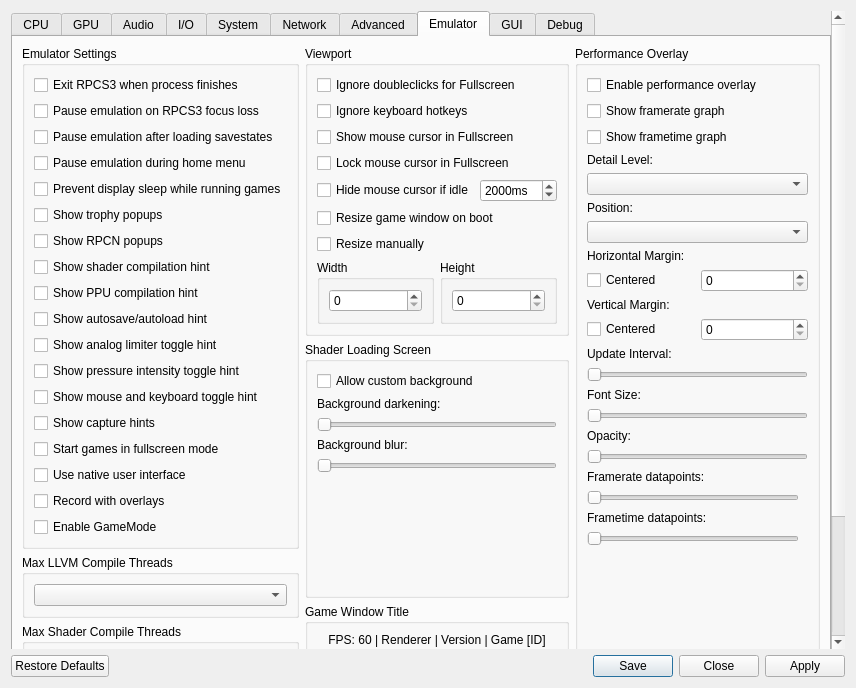
Qt form rpcs3/rpcs3qt/settings_dialog.ui (RPCS3/rpcs3) before a commit.
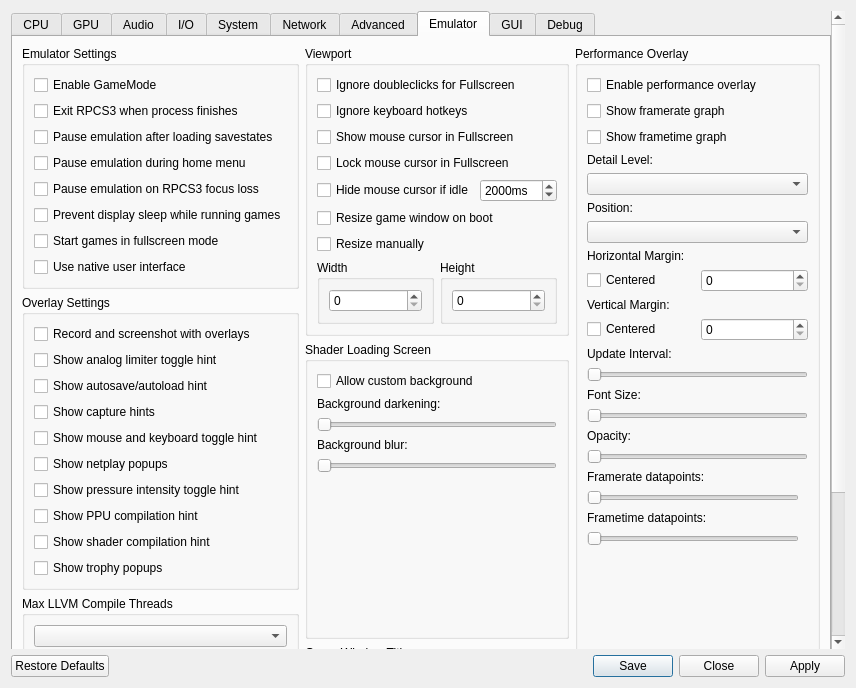
The same form after that commit. The open tabs and pages were chosen to show the change. Icons and pictures are not drawn.

Commit message: ui: Split overlay settings, A-Z order emulator tab settings

```diff
--- a/rpcs3/rpcs3qt/settings_dialog.ui
+++ b/rpcs3/rpcs3qt/settings_dialog.ui
@@ -2921,6 +2921,13 @@
                <string>Emulator Settings</string>
               </property>
               <layout class="QVBoxLayout" name="gb_emu_settings_layout">
+               <item>
+                <widget class="QCheckBox" name="enableGamemode">
+                 <property name="text">
+                  <string>Enable GameMode</string>
+                 </property>
+                </widget>
+               </item>
                <item>
                 <widget class="QCheckBox" name="exitOnStop">
                  <property name="text">
@@ -2928,13 +2935,6 @@
                  </property>
                 </widget>
                </item>
-               <item>
-                <widget class="QCheckBox" name="pauseOnFocusLoss">
-                 <property name="text">
-                  <string>Pause emulation on RPCS3 focus loss</string>
-                 </property>
-                </widget>
-               </item>
                <item>
                 <widget class="QCheckBox" name="pausedSavestates">
                  <property name="text">
@@ -2949,6 +2949,13 @@
                  </property>
                 </widget>
                </item>
+               <item>
+                <widget class="QCheckBox" name="pauseOnFocusLoss">
+                 <property name="text">
+                  <string>Pause emulation on RPCS3 focus loss</string>
+                 </property>
+                </widget>
+               </item>
                <item>
                 <widget class="QCheckBox" name="preventDisplaySleep">
                  <property name="text">
@@ -2956,69 +2963,6 @@
                  </property>
                 </widget>
                </item>
-               <item>
-                <widget class="QCheckBox" name="showTrophyPopups">
-                 <property name="text">
-                  <string>Show trophy popups</string>
-                 </property>
-                </widget>
-               </item>
-               <item>
-                <widget class="QCheckBox" name="showRpcnPopups">
-                 <property name="text">
-                  <string>Show RPCN popups</string>
-                 </property>
-                </widget>
-               </item>
-               <item>
-                <widget class="QCheckBox" name="showShaderCompilationHint">
-                 <property name="text">
-                  <string>Show shader compilation hint</string>
-                 </property>
-                </widget>
-               </item>
-               <item>
-                <widget class="QCheckBox" name="showPPUCompilationHint">
-                 <property name="text">
-                  <string>Show PPU compilation hint</string>
-                 </property>
-                </widget>
-               </item>
-               <item>
-                <widget class="QCheckBox" name="showAutosaveAutoloadHint">
-                 <property name="text">
-                  <string>Show autosave/autoload hint</string>
-                 </property>
-                </widget>
-               </item>
-               <item>
-                <widget class="QCheckBox" name="showAnalogLimiterToggleHint">
-                 <property name="text">
-                  <string>Show analog limiter toggle hint</string>
-                 </property>
-                </widget>
-               </item>
-               <item>
-                <widget class="QCheckBox" name="showPressureIntensityToggleHint">
-                 <property name="text">
-                  <string>Show pressure intensity toggle hint</string>
-                 </property>
-                </widget>
-               </item>
-               <item>
-                <widget class="QCheckBox" name="showMouseAndKeyboardToggleHint">
-                 <property name="text">
-                  <string>Show mouse and keyboard toggle hint</string>
-                 </property>
-                </widget>
-               </item>
-               <item>
-                <widget class="QCheckBox" name="showCaptureHints">
-                 <property name="text">
-                  <string>Show capture hints</string>
-                 </property>
-                </widget>
-               </item>
                <item>
                 <widget class="QCheckBox" name="startGameFullscreen">
                  <property name="text">
@@ -3033,17 +2977,82 @@
                  </property>
                 </widget>
                </item>
+              </layout>
+             </widget>
+            </item>
+            <item>
+             <widget class="QGroupBox" name="gb_overlay_settings">
+              <property name="title">
+               <string>Overlay Settings</string>
+              </property>
+              <layout class="QVBoxLayout" name="gb_overlay_settings_layout">
                <item>
                 <widget class="QCheckBox" name="recordWithOverlays">
                  <property name="text">
-                  <string>Record with overlays</string>
+                  <string>Record and screenshot with overlays</string>
                  </property>
                 </widget>
                </item>
                <item>
-                <widget class="QCheckBox" name="enableGamemode">
+                <widget class="QCheckBox" name="showAnalogLimiterToggleHint">
                  <property name="text">
-                  <string>Enable GameMode</string>
+                  <string>Show analog limiter toggle hint</string>
+                 </property>
+                </widget>
+               </item>
+               <item>
+                <widget class="QCheckBox" name="showAutosaveAutoloadHint">
+                 <property name="text">
+                  <string>Show autosave/autoload hint</string>
+                 </property>
+                </widget>
+               </item>
+               <item>
+                <widget class="QCheckBox" name="showCaptureHints">
+                 <property name="text">
+                  <string>Show capture hints</string>
+                 </property>
+                </widget>
+               </item>
+               <item>
+                <widget class="QCheckBox" name="showMouseAndKeyboardToggleHint">
+                 <property name="text">
+                  <string>Show mouse and keyboard toggle hint</string>
+                 </property>
+                </widget>
+               </item>
+               <item>
+                <widget class="QCheckBox" name="showRpcnPopups">
+                 <property name="text">
+                  <string>Show netplay popups</string>
+                 </property>
+                </widget>
+               </item>
+               <item>
+                <widget class="QCheckBox" name="showPressureIntensityToggleHint">
+                 <property name="text">
+                  <string>Show pressure intensity toggle hint</string>
+                 </property>
+                </widget>
+               </item>
+               <item>
+                <widget class="QCheckBox" name="showPPUCompilationHint">
+                 <property name="text">
+                  <string>Show PPU compilation hint</string>
+                 </property>
+                </widget>
+               </item>
+               <item>
+                <widget class="QCheckBox" name="showShaderCompilationHint">
+                 <property name="text">
+                  <string>Show shader compilation hint</string>
+                 </property>
+                </widget>
+               </item>
+               <item>
+                <widget class="QCheckBox" name="showTrophyPopups">
+                 <property name="text">
+                  <string>Show trophy popups</string>
                  </property>
                 </widget>
                </item>
```
